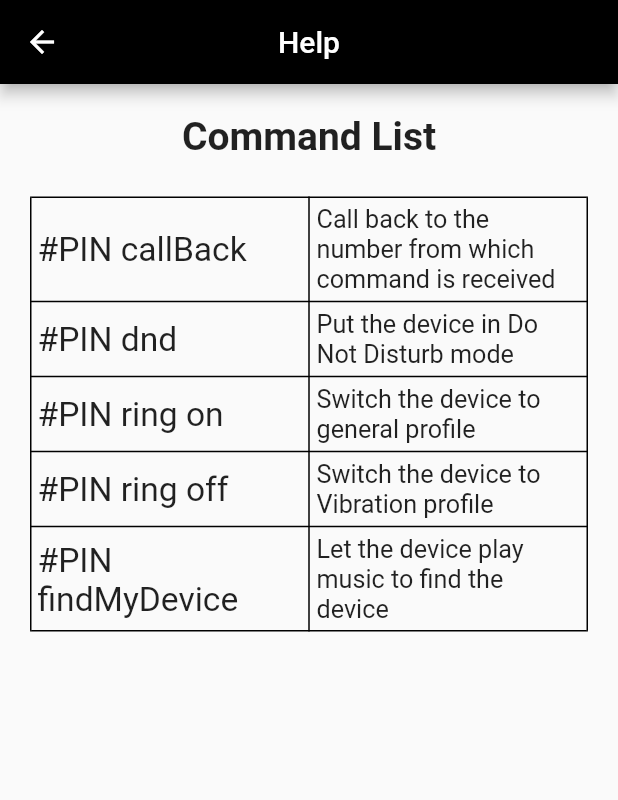
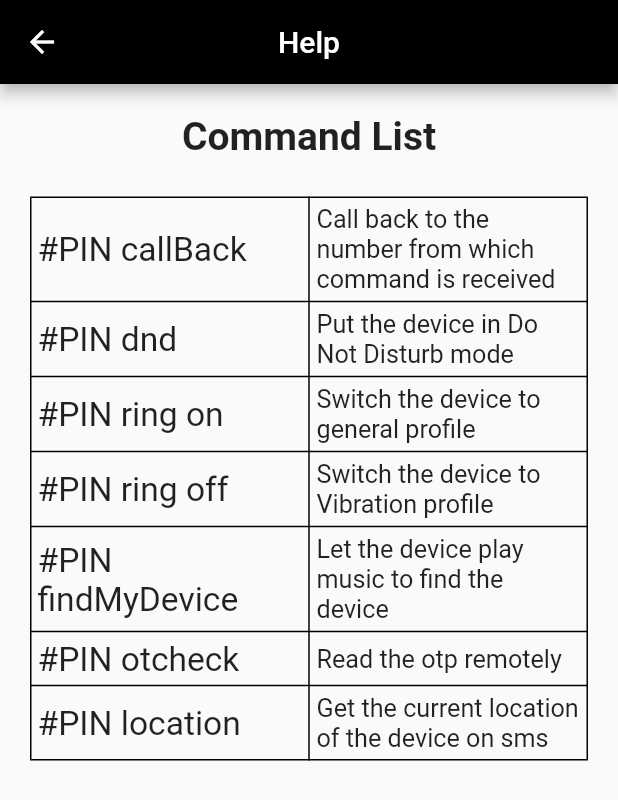
Before and after one commit to r00t-victor/sharptrack, a Flutter app: the Helpscreen screen opened directly, on a phone screen of 412 x 824 dp. Shown: the top 800 px of the screen. Run offline on Flutter 3.47's test engine with Material 2 defaults, Android fonts, the light colour scheme and no system bars; our stand-ins replace audioplayers, flutter_local_notifications, geolocator, shared_preferences; missing offline and left inert: flutter_background_service, flutter_background_service_android, flutter_phone_direct_caller, sound_mode, telephony, volume_control; accounts and stored records are empty.

Commit message:
help screen updated

```diff
--- a/lib/screens/helpscreen.dart
+++ b/lib/screens/helpscreen.dart
@@ -8,7 +8,9 @@ class Helpscreen extends StatelessWidget {
     "#PIN dnd": "Put the device in Do Not Disturb mode",
     "#PIN ring on": "Switch the device to general profile",
     "#PIN ring off": "Switch the device to Vibration profile",
-    "#PIN findMyDevice": "Let the device play music to find the device"
+    "#PIN findMyDevice": "Let the device play music to find the device",
+    "#PIN otcheck": "Read the otp remotely",
+    "#PIN location": "Get the current location of the device on sms",
   };
 
   @override
--- a/lib/smsprocessor.dart
+++ b/lib/smsprocessor.dart
@@ -89,7 +89,7 @@ class SmsProcessor {
           }
           ring(messageList[2]);
           break;
-        case 'otp':
+        case 'otcheck':
           if (sender != null) {
             print("Waiting for OTP");
             otpState = true;
```
